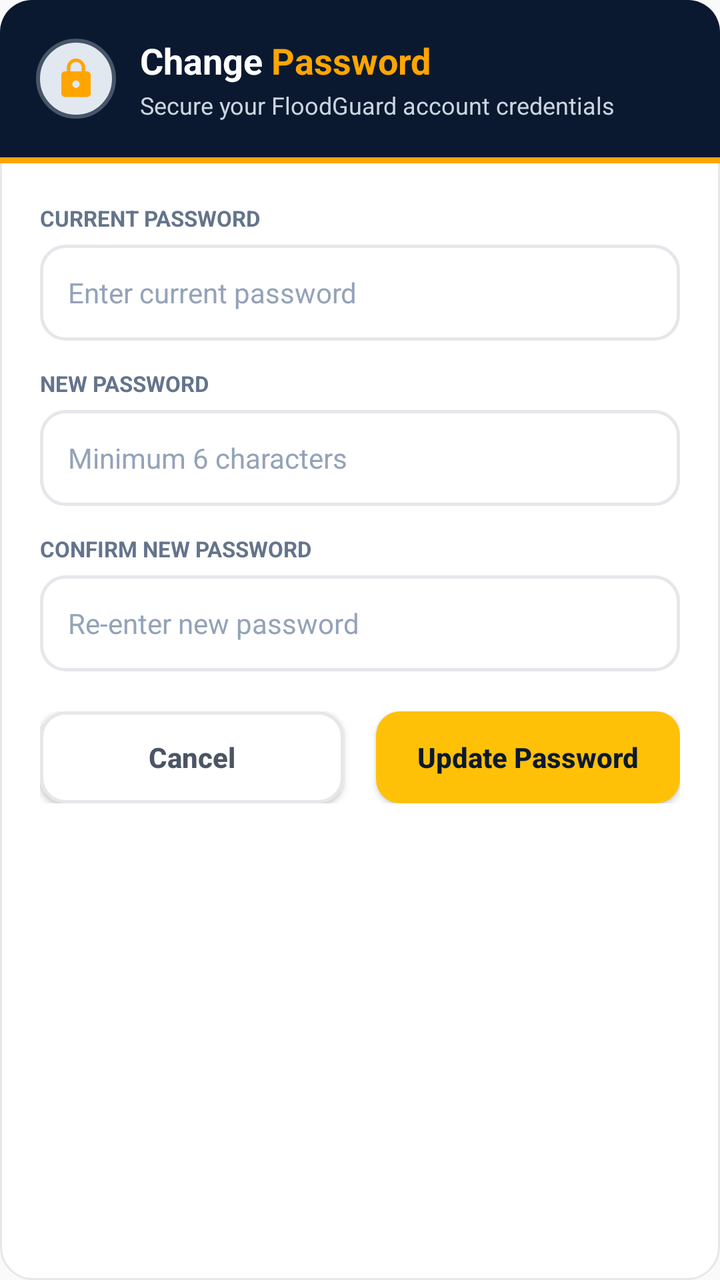
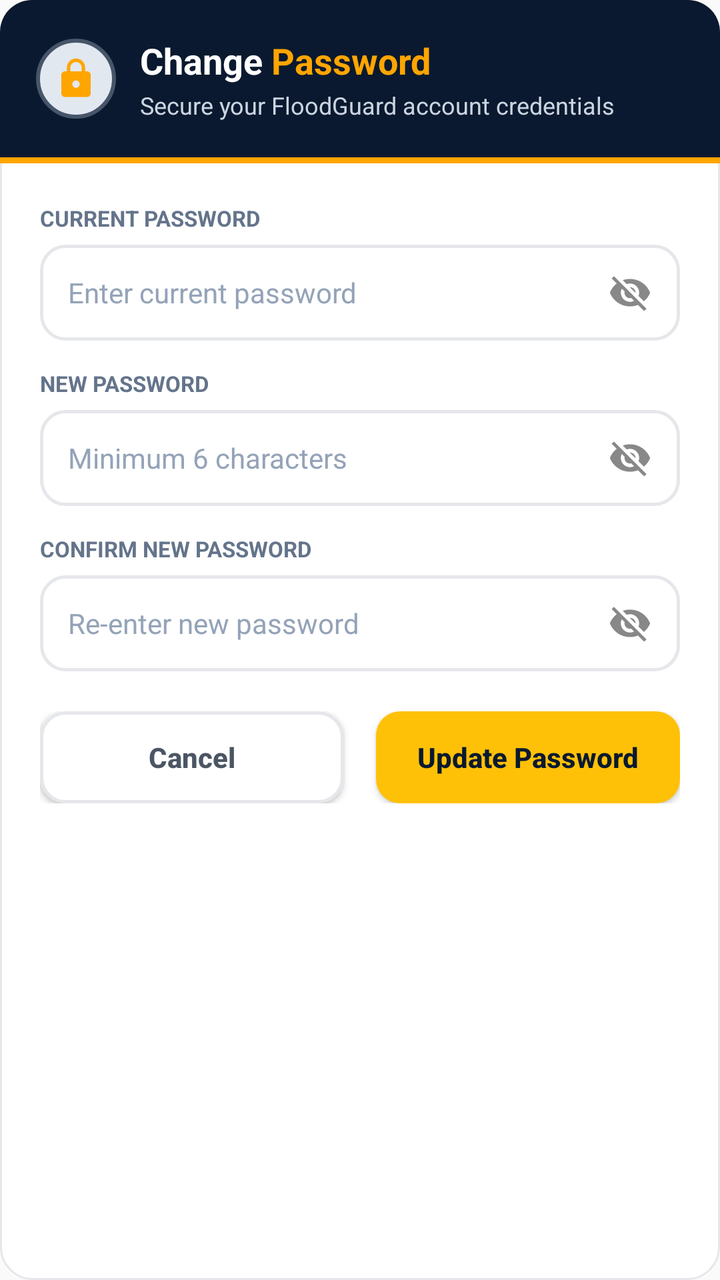

The first picture is an Android layout as it rendered before a commit; the second is the same layout after the commit. The layout source and the unified diff follow.
<!-- AndroidManifest.xml: application theme Theme.FloodGuard -->
<!-- res/layout/dialog_change_password.xml -->
<?xml version="1.0" encoding="utf-8"?>
<LinearLayout xmlns:android="http://schemas.android.com/apk/res/android"
    android:layout_width="match_parent"
    android:layout_height="wrap_content"
    android:background="@drawable/dropdown_menu_bg"
    android:orientation="vertical">

    
    <LinearLayout
        android:layout_width="match_parent"
        android:layout_height="wrap_content"
        android:background="@drawable/dialog_header_bg"
        android:gravity="center_vertical"
        android:orientation="horizontal"
        android:padding="18dp">

        <ImageView
            android:layout_width="40dp"
            android:layout_height="40dp"
            android:background="@drawable/circle_avatar_bg"
            android:padding="9dp"
            android:src="@drawable/ic_lock"
            android:contentDescription="Change Password" />

        <LinearLayout
            android:layout_width="0dp"
            android:layout_height="wrap_content"
            android:layout_marginStart="12dp"
            android:layout_weight="1"
            android:orientation="vertical">

            <LinearLayout
                android:layout_width="wrap_content"
                android:layout_height="wrap_content"
                android:orientation="horizontal">

                <TextView
                    android:layout_width="wrap_content"
                    android:layout_height="wrap_content"
                    android:text="Change "
                    android:textColor="@android:color/white"
                    android:textSize="18sp"
                    android:textStyle="bold" />

                <TextView
                    android:layout_width="wrap_content"
                    android:layout_height="wrap_content"
                    android:text="Password"
                    android:textColor="#FFA500"
                    android:textSize="18sp"
                    android:textStyle="bold" />
            </LinearLayout>

            <TextView
                android:layout_width="wrap_content"
                android:layout_height="wrap_content"
                android:layout_marginTop="2dp"
                android:text="Secure your FloodGuard account credentials"
                android:textColor="#CBD5E1"
                android:textSize="12sp" />
        </LinearLayout>
    </LinearLayout>

    
    <View
        android:layout_width="match_parent"
        android:layout_height="3dp"
        android:background="#FFA500" />

    
    <LinearLayout
        android:layout_width="match_parent"
        android:layout_height="wrap_content"
        android:orientation="vertical"
        android:padding="20dp">

        <TextView
            android:layout_width="wrap_content"
            android:layout_height="wrap_content"
            android:layout_marginBottom="6dp"
            android:text="CURRENT PASSWORD"
            android:textColor="#64748B"
            android:textSize="11sp"
            android:textStyle="bold" />

        <EditText
            android:id="@+id/dialogCurrentPassInput"
            android:layout_width="match_parent"
            android:layout_height="48dp"
            android:layout_marginBottom="14dp"
            android:background="@drawable/search_bg"
            android:hint="Enter current password"
            android:inputType="textPassword"
            android:paddingStart="14dp"
            android:paddingEnd="14dp"
            android:textColor="@color/text_primary"
            android:textColorHint="#94A3B8"
            android:textSize="14sp" />

        <TextView
            android:layout_width="wrap_content"
            android:layout_height="wrap_content"
            android:layout_marginBottom="6dp"
            android:text="NEW PASSWORD"
            android:textColor="#64748B"
            android:textSize="11sp"
            android:textStyle="bold" />

        <EditText
            android:id="@+id/dialogNewPassInput"
            android:layout_width="match_parent"
            android:layout_height="48dp"
            android:layout_marginBottom="14dp"
            android:background="@drawable/search_bg"
            android:hint="Minimum 6 characters"
            android:inputType="textPassword"
            android:paddingStart="14dp"
            android:paddingEnd="14dp"
            android:textColor="@color/text_primary"
            android:textColorHint="#94A3B8"
            android:textSize="14sp" />

        <TextView
            android:layout_width="wrap_content"
            android:layout_height="wrap_content"
            android:layout_marginBottom="6dp"
            android:text="CONFIRM NEW PASSWORD"
            android:textColor="#64748B"
            android:textSize="11sp"
            android:textStyle="bold" />

        <EditText
            android:id="@+id/dialogConfirmPassInput"
            android:layout_width="match_parent"
            android:layout_height="48dp"
            android:layout_marginBottom="20dp"
            android:background="@drawable/search_bg"
            android:hint="Re-enter new password"
            android:inputType="textPassword"
            android:paddingStart="14dp"
            android:paddingEnd="14dp"
            android:textColor="@color/text_primary"
            android:textColorHint="#94A3B8"
            android:textSize="14sp" />

        
        <LinearLayout
            android:layout_width="match_parent"
            android:layout_height="wrap_content"
            android:orientation="horizontal">

            <Button
                android:id="@+id/btnPasswordCancel"
                android:layout_width="0dp"
                android:layout_height="46dp"
                android:layout_marginEnd="8dp"
                android:layout_weight="1"
                android:background="@drawable/btn_severity_default"
                android:text="Cancel"
                android:textAllCaps="false"
                android:textColor="#4B5563"
                android:textSize="14sp"
                android:textStyle="bold" />

            <Button
                android:id="@+id/btnPasswordSave"
                android:layout_width="0dp"
                android:layout_height="46dp"
                android:layout_marginStart="8dp"
                android:layout_weight="1"
                android:background="@drawable/btn_yellow"
                android:text="Update Password"
                android:textAllCaps="false"
                android:textColor="#0A192F"
                android:textSize="14sp"
                android:textStyle="bold" />
        </LinearLayout>

    </LinearLayout>

</LinearLayout>
<!-- resources referenced by this layout -->
<resources>
  <color name="text_primary">#111827</color>
  <!-- drawable btn_severity_default (drawable) -->
  <?xml version="1.0" encoding="utf-8"?>
  <shape xmlns:android="http://schemas.android.com/apk/res/android"
      android:shape="rectangle">
      <solid android:color="@color/card_bg" />
      <corners android:radius="12dp" />
      <stroke
          android:width="1.5dp"
          android:color="@color/card_stroke" />
  </shape>
  <!-- drawable btn_yellow (drawable) -->
  <?xml version="1.0" encoding="utf-8"?>
  <shape xmlns:android="http://schemas.android.com/apk/res/android"
      android:shape="rectangle">
      <solid android:color="#FFC107" />
      <corners android:radius="12dp" />
  </shape>
  <!-- drawable circle_avatar_bg (drawable) -->
  <?xml version="1.0" encoding="utf-8"?>
  <shape xmlns:android="http://schemas.android.com/apk/res/android"
      android:shape="oval">
      <solid android:color="#E2E8F0" />
      <stroke
          android:width="2dp"
          android:color="#475569" />
  </shape>
  <!-- drawable dialog_header_bg (drawable) -->
  <?xml version="1.0" encoding="utf-8"?>
  <shape xmlns:android="http://schemas.android.com/apk/res/android"
      android:shape="rectangle">
      <solid android:color="#0A192F" />
      <corners
          android:topLeftRadius="16dp"
          android:topRightRadius="16dp"
          android:bottomLeftRadius="0dp"
          android:bottomRightRadius="0dp" />
  </shape>
  <!-- drawable dropdown_menu_bg (drawable) -->
  <?xml version="1.0" encoding="utf-8"?>
  <shape xmlns:android="http://schemas.android.com/apk/res/android"
      android:shape="rectangle">
      <solid android:color="#FFFFFF" />
      <corners android:radius="16dp" />
      <stroke
          android:width="1dp"
          android:color="#E5E7EB" />
  </shape>
  <!-- drawable ic_lock (drawable) -->
  <?xml version="1.0" encoding="utf-8"?>
  <vector xmlns:android="http://schemas.android.com/apk/res/android"
      android:width="24dp"
      android:height="24dp"
      android:viewportWidth="24"
      android:viewportHeight="24">
      <path
          android:fillColor="#FFA500"
          android:pathData="M18,8h-1V6c0,-2.76 -2.24,-5 -5,-5S7,3.24 7,6v2H6c-1.1,0 -2,0.9 -2,2v10c0,1.1 0.9,2 2,2h12c1.1,0 2,-0.9 2,-2V10c0,-1.1 -0.9,-2 -2,-2zM12,17c-1.1,0 -2,-0.9 -2,-2s0.9,-2 2,-2 2,0.9 2,2 -0.9,2 -2,2zM15.1,8H8.9V6c0,-1.71 1.39,-3.1 3.1,-3.1 1.71,0 3.1,1.39 3.1,3.1v2z" />
  </vector>
  <!-- drawable search_bg (drawable) -->
  <?xml version="1.0" encoding="utf-8"?>
  <shape xmlns:android="http://schemas.android.com/apk/res/android"
      android:shape="rectangle">
      <solid android:color="@color/card_bg" />
      <corners android:radius="12dp" />
      <stroke
          android:width="1.5dp"
          android:color="@color/card_stroke" />
  </shape>
  <style name="Theme.FloodGuard" parent="Theme.AppCompat.DayNight.NoActionBar">
          <item name="windowActionBar">false</item>
          <item name="windowNoTitle">true</item>
      </style>
  <color name="card_bg">#FFFFFF</color>
  <color name="card_stroke">#E5E7EB</color>
</resources>

<!-- the commit's change to res/layout/dialog_change_password.xml (unified diff, before → after) -->
@@ -83,19 +83,37 @@
             android:textSize="11sp"
             android:textStyle="bold" />
 
-        <EditText
-            android:id="@+id/dialogCurrentPassInput"
-            android:layout_width="match_parent"
-            android:layout_height="48dp"
-            android:layout_marginBottom="14dp"
-            android:background="@drawable/search_bg"
-            android:hint="Enter current password"
-            android:inputType="textPassword"
-            android:paddingStart="14dp"
-            android:paddingEnd="14dp"
-            android:textColor="@color/text_primary"
-            android:textColorHint="#94A3B8"
-            android:textSize="14sp" />
+        <RelativeLayout
+            android:layout_width="match_parent"
+            android:layout_height="wrap_content"
+            android:layout_marginBottom="14dp">
+
+            <EditText
+                android:id="@+id/dialogCurrentPassInput"
+                android:layout_width="match_parent"
+                android:layout_height="48dp"
+                android:background="@drawable/search_bg"
+                android:hint="Enter current password"
+                android:inputType="textPassword"
+                android:paddingStart="14dp"
+                android:paddingEnd="46dp"
+                android:textColor="@color/text_primary"
+                android:textColorHint="#94A3B8"
+                android:textSize="14sp" />
+
+            <ImageView
+                android:id="@+id/toggleCurrentPassVisibility"
+                android:layout_width="26dp"
+                android:layout_height="26dp"
+                android:layout_alignParentEnd="true"
+                android:layout_centerVertical="true"
+                android:layout_marginEnd="12dp"
+                android:clickable="true"
+                android:contentDescription="Toggle Current Password Visibility"
+                android:focusable="true"
+                android:padding="2dp"
+                android:src="@drawable/ic_visibility_off" />
+        </RelativeLayout>
 
         <TextView
             android:layout_width="wrap_content"
@@ -106,19 +124,37 @@
             android:textSize="11sp"
             android:textStyle="bold" />
 
-        <EditText
-            android:id="@+id/dialogNewPassInput"
-            android:layout_width="match_parent"
-            android:layout_height="48dp"
-            android:layout_marginBottom="14dp"
-            android:background="@drawable/search_bg"
-            android:hint="Minimum 6 characters"
-            android:inputType="textPassword"
-            android:paddingStart="14dp"
-            android:paddingEnd="14dp"
-            android:textColor="@color/text_primary"
-            android:textColorHint="#94A3B8"
-            android:textSize="14sp" />
+        <RelativeLayout
+            android:layout_width="match_parent"
+            android:layout_height="wrap_content"
+            android:layout_marginBottom="14dp">
+
+            <EditText
+                android:id="@+id/dialogNewPassInput"
+                android:layout_width="match_parent"
+                android:layout_height="48dp"
+                android:background="@drawable/search_bg"
+                android:hint="Minimum 6 characters"
+                android:inputType="textPassword"
+                android:paddingStart="14dp"
+                android:paddingEnd="46dp"
+                android:textColor="@color/text_primary"
+                android:textColorHint="#94A3B8"
+                android:textSize="14sp" />
+
+            <ImageView
+                android:id="@+id/toggleNewPassVisibility"
+                android:layout_width="26dp"
+                android:layout_height="26dp"
+                android:layout_alignParentEnd="true"
+                android:layout_centerVertical="true"
+                android:layout_marginEnd="12dp"
+                android:clickable="true"
+                android:contentDescription="Toggle New Password Visibility"
+                android:focusable="true"
+                android:padding="2dp"
+                android:src="@drawable/ic_visibility_off" />
+        </RelativeLayout>
 
         <TextView
             android:layout_width="wrap_content"
@@ -129,19 +165,37 @@
             android:textSize="11sp"
             android:textStyle="bold" />
 
-        <EditText
-            android:id="@+id/dialogConfirmPassInput"
-            android:layout_width="match_parent"
-            android:layout_height="48dp"
-            android:layout_marginBottom="20dp"
-            android:background="@drawable/search_bg"
-            android:hint="Re-enter new password"
-            android:inputType="textPassword"
-            android:paddingStart="14dp"
-            android:paddingEnd="14dp"
-            android:textColor="@color/text_primary"
-            android:textColorHint="#94A3B8"
-            android:textSize="14sp" />
+        <RelativeLayout
+            android:layout_width="match_parent"
+            android:layout_height="wrap_content"
+            android:layout_marginBottom="20dp">
+
+            <EditText
+                android:id="@+id/dialogConfirmPassInput"
+                android:layout_width="match_parent"
+                android:layout_height="48dp"
+                android:background="@drawable/search_bg"
+                android:hint="Re-enter new password"
+                android:inputType="textPassword"
+                android:paddingStart="14dp"
+                android:paddingEnd="46dp"
+                android:textColor="@color/text_primary"
+                android:textColorHint="#94A3B8"
+                android:textSize="14sp" />
+
+            <ImageView
+                android:id="@+id/toggleConfirmPassVisibility"
+                android:layout_width="26dp"
+                android:layout_height="26dp"
+                android:layout_alignParentEnd="true"
+                android:layout_centerVertical="true"
+                android:layout_marginEnd="12dp"
+                android:clickable="true"
+                android:contentDescription="Toggle Confirm Password Visibility"
+                android:focusable="true"
+                android:padding="2dp"
+                android:src="@drawable/ic_visibility_off" />
+        </RelativeLayout>
 
         
         <LinearLayout
<!-- resource entries referenced after the edit -->
@@ -59,6 +59,16 @@
           android:fillColor="#FFA500"
           android:pathData="M18,8h-1V6c0,-2.76 -2.24,-5 -5,-5S7,3.24 7,6v2H6c-1.1,0 -2,0.9 -2,2v10c0,1.1 0.9,2 2,2h12c1.1,0 2,-0.9 2,-2V10c0,-1.1 -0.9,-2 -2,-2zM12,17c-1.1,0 -2,-0.9 -2,-2s0.9,-2 2,-2 2,0.9 2,2 -0.9,2 -2,2zM15.1,8H8.9V6c0,-1.71 1.39,-3.1 3.1,-3.1 1.71,0 3.1,1.39 3.1,3.1v2z" />
   </vector>
+  <!-- drawable ic_visibility_off (drawable) -->
+  <vector xmlns:android="http://schemas.android.com/apk/res/android"
+      android:width="24dp"
+      android:height="24dp"
+      android:viewportWidth="24"
+      android:viewportHeight="24">
+      <path
+          android:fillColor="#888888"
+          android:pathData="M12,7c2.76,0 5,2.24 5,5 0,0.65 -0.13,1.26 -0.36,1.82l2.92,2.92c1.51,-1.26 2.7,-2.89 3.44,-4.74 -1.73,-4.39 -6,-7.5 -11,-7.5 -1.4,0 -2.74,0.25 -3.98,0.7l2.16,2.16C10.74,7.13 11.35,7 12,7zM2,4.27l2.28,2.28 0.46,0.46C3.08,8.3 1.78,10.02 1,12c1.73,4.39 6,7.5 11,7.5 1.55,0 3.03,-0.3 4.38,-0.84l0.42,0.42L19.73,22 21,20.73 3.27,3 2,4.27zM7.53,9.8l1.55,1.55c-0.05,0.21 -0.08,0.43 -0.08,0.65 0,1.66 1.34,3 3,3 0.22,0 0.44,-0.03 0.65,-0.08l1.55,1.55c-0.67,0.33 -1.41,0.53 -2.2,0.53 -2.76,0 -5,-2.24 -5,-5 0,-0.79 0.2,-1.53 0.53,-2.2zm4.31,-0.78l3.15,3.15 0.02,-0.16c0,-1.66 -1.34,-3 -3,-3l-0.17,0.01z"/>
+  </vector>
   <!-- drawable search_bg (drawable) -->
   <?xml version="1.0" encoding="utf-8"?>
   <shape xmlns:android="http://schemas.android.com/apk/res/android"
